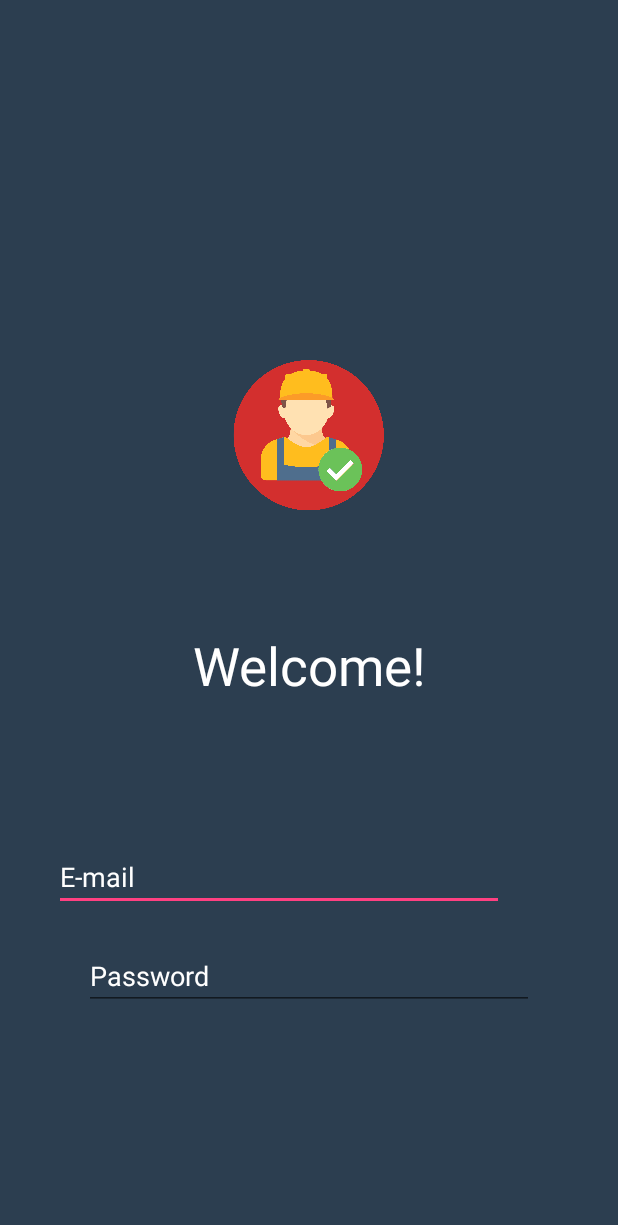
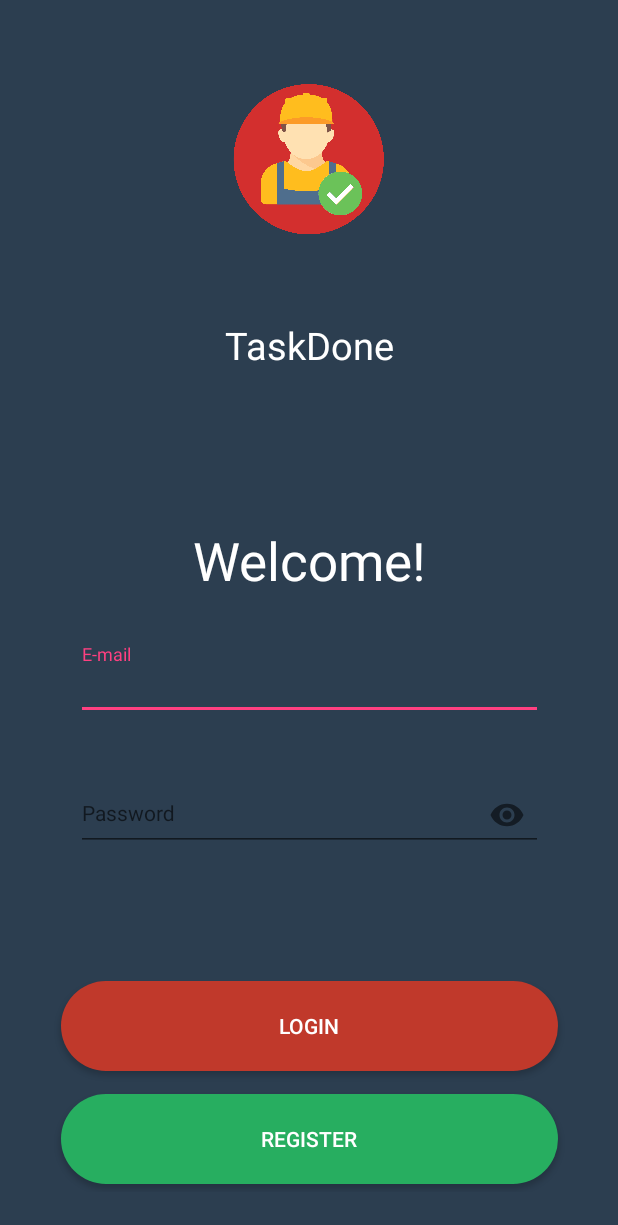
Before and after one commit to naveenlukefernando/TaskDone-TechieApp, an Android app: the screen it shows after launch (sign_in_up_screen), on a phone screen of 412 x 824 dp. Shown: the top 1225 px of the screen. Run offline under Robolectric (Android 15) with nearby library versions, the phone set to English and light mode, and no system bars.

Commit message:
#UI auto setting

```diff
--- a/app/build.gradle
+++ b/app/build.gradle
@@ -20,11 +20,14 @@ android {
 
 dependencies {
     implementation fileTree(dir: 'libs', include: ['*.jar'])
-    implementation 'com.android.support:appcompat-v7:26.+'
+    implementation 'com.android.support:appcompat-v7:27.1.1'
     implementation 'com.android.support.constraint:constraint-layout:1.1.2'
+    implementation 'com.android.support:design:27.1.1'
 
     //firebase
     compile 'com.google.firebase:firebase-core:16.0.0'
+
+
 
 
     compile "com.andkulikov:transitionseverywhere:1.8.0"
--- /dev/null
+++ b/app/src/main/java/com/pdm/taskdone/activity_register_new_screen.java
@@ -0,0 +1,13 @@
+package com.pdm.taskdone;
+
+import android.support.v7.app.AppCompatActivity;
+import android.os.Bundle;
+
+public class activity_register_new_screen extends AppCompatActivity {
+
+    @Override
+    protected void onCreate(Bundle savedInstanceState) {
+        super.onCreate(savedInstanceState);
+        setContentView(R.layout.activity_register_new_screen);
+    }
+}
--- a/app/src/main/java/com/pdm/taskdone/sign_in_up_screen.java
+++ b/app/src/main/java/com/pdm/taskdone/sign_in_up_screen.java
@@ -1,7 +1,10 @@
 package com.pdm.taskdone;
 
+import android.content.Intent;
 import android.support.v7.app.AppCompatActivity;
 import android.os.Bundle;
+import android.view.View;
+import android.widget.Button;
 
 public class sign_in_up_screen extends AppCompatActivity {
 
@@ -9,5 +12,15 @@ public class sign_in_up_screen extends AppCompatActivity {
     protected void onCreate(Bundle savedInstanceState) {
         super.onCreate(savedInstanceState);
         setContentView(R.layout.activity_sign_in_up_screen);
+
+        Button reg = (Button) findViewById(R.id.reg_btn);
+
+        reg.setOnClickListener(new View.OnClickListener() {
+            @Override
+            public void onClick(View view) {
+                Intent reg_view = new Intent(view.getContext(),activity_register_new_screen.class);
+                startActivity(reg_view);
+            }
+        });
     }
 }
--- /dev/null
+++ b/app/src/main/res/drawable/button_login.xml
@@ -0,0 +1,20 @@
+<?xml version="1.0" encoding="utf-8"?>
+<shape xmlns:android="http://schemas.android.com/apk/res/android" android:shape="rectangle" >
+    <corners
+        android:radius="100dp"
+        />
+    <solid
+        android:color="@color/log_btn"
+        />
+    <padding
+        android:left="0dp"
+        android:top="0dp"
+        android:right="0dp"
+        android:bottom="0dp"
+        />
+    <size
+        android:width="270dp"
+        android:height="60dp"
+        />
+
+</shape>
--- /dev/null
+++ b/app/src/main/res/drawable/button_register.xml
@@ -0,0 +1,20 @@
+<?xml version="1.0" encoding="utf-8"?>
+<shape xmlns:android="http://schemas.android.com/apk/res/android" android:shape="rectangle" >
+    <corners
+        android:radius="100dp"
+        />
+    <solid
+        android:color="@color/reg_btn"
+        />
+    <padding
+        android:left="0dp"
+        android:top="0dp"
+        android:right="0dp"
+        android:bottom="0dp"
+        />
+    <size
+        android:width="270dp"
+        android:height="60dp"
+        />
+
+</shape>
--- a/app/src/main/res/layout/activity_sign_in_up_screen.xml
+++ b/app/src/main/res/layout/activity_sign_in_up_screen.xml
@@ -8,6 +8,43 @@
     android:orientation="vertical"
     tools:context=".sign_in_up_screen">
 
+
+    <!--<android.support.constraint.ConstraintLayout-->
+        <!--android:layout_width="309dp"-->
+        <!--android:layout_height="491dp"-->
+        <!--android:layout_marginBottom="38dp"-->
+        <!--android:layout_marginEnd="26dp"-->
+        <!--android:layout_marginLeft="25dp"-->
+        <!--android:layout_marginRight="26dp"-->
+        <!--android:layout_marginStart="25dp"-->
+        <!--android:layout_marginTop="38dp"-->
+        <!--android:background="#757575"-->
+        <!--app:layout_constraintBottom_toBottomOf="parent"-->
+        <!--app:layout_constraintEnd_toEndOf="parent"-->
+        <!--app:layout_constraintStart_toStartOf="parent"-->
+        <!--app:layout_constraintTop_toTopOf="parent">-->
+
+    <!--</android.support.constraint.ConstraintLayout>-->
+
+    <TextView
+        android:id="@+id/textView4"
+        android:layout_width="wrap_content"
+        android:layout_height="wrap_content"
+        android:layout_marginBottom="100dp"
+        android:layout_marginEnd="8dp"
+        android:layout_marginLeft="8dp"
+        android:layout_marginRight="8dp"
+        android:layout_marginStart="8dp"
+        android:layout_marginTop="8dp"
+        android:text="TaskDone"
+        android:textAlignment="center"
+        android:textColor="@color/splash_screen_text"
+        android:textSize="25dp"
+        app:layout_constraintBottom_toBottomOf="parent"
+        app:layout_constraintEnd_toEndOf="parent"
+        app:layout_constraintStart_toStartOf="parent"
+        app:layout_constraintTop_toTopOf="parent"
+        app:layout_constraintVertical_bias="0.3" />
 
     <TextView
         android:id="@+id/textView3"
@@ -27,7 +64,7 @@
         app:layout_constraintHorizontal_bias="0.502"
         app:layout_constraintStart_toStartOf="parent"
         app:layout_constraintTop_toTopOf="parent"
-        app:layout_constraintVertical_bias="0.85" />
+        app:layout_constraintVertical_bias="0.706" />
 
     <ImageView
         android:id="@+id/imageView5"
@@ -42,50 +79,136 @@
         android:orientation="vertical"
         app:layout_constraintBottom_toTopOf="@+id/textView3"
         app:layout_constraintEnd_toEndOf="parent"
-        app:layout_constraintHorizontal_bias="0.502"
+        app:layout_constraintHorizontal_bias="0.501"
         app:layout_constraintStart_toStartOf="parent"
         app:layout_constraintTop_toTopOf="parent"
-        app:layout_constraintVertical_bias="0.779"
+        app:layout_constraintVertical_bias="0.18"
         app:srcCompat="@mipmap/icon_pp_back_no" />
 
-    <EditText
-        android:id="@+id/editText"
-        android:layout_width="300dp"
+
+    <LinearLayout
+        android:id="@+id/linearLayout3"
+        android:layout_width="327dp"
+        android:layout_height="178dp"
+        android:layout_marginEnd="16dp"
+        android:layout_marginLeft="16dp"
+        android:layout_marginRight="16dp"
+        android:layout_marginStart="16dp"
+        android:layout_marginTop="24dp"
+        android:orientation="vertical"
+        app:layout_constraintEnd_toEndOf="parent"
+        app:layout_constraintStart_toStartOf="parent"
+        app:layout_constraintTop_toBottomOf="@+id/textView3">
+
+        <android.support.design.widget.TextInputLayout
+
+            android:id="@+id/textInputLayout3"
+            android:layout_width="match_parent"
             android:layout_height="wrap_content"
-        android:layout_marginBottom="210dp"
-        android:layout_marginEnd="71dp"
-        android:layout_marginLeft="35dp"
-        android:layout_marginRight="71dp"
-        android:layout_marginStart="35dp"
+            android:layout_marginEnd="8dp"
+            android:layout_marginLeft="17dp"
+            android:layout_marginRight="17dp"
+            android:layout_marginStart="8dp"
             android:layout_marginTop="8dp"
-        android:ems="10"
+            app:errorEnabled="true"
+            app:layout_constraintEnd_toEndOf="parent"
+            app:layout_constraintStart_toStartOf="parent"
+            app:layout_constraintTop_toBottomOf="@+id/textView3">
+
+            <android.support.design.widget.TextInputEditText
+                android:id="@+id/e-mail"
+                android:layout_width="match_parent"
+                android:layout_height="wrap_content"
                 android:hint="E-mail"
                 android:inputType="textEmailAddress"
-        android:textColor="@color/white"
-        android:textColorHint="@color/white"
-        app:layout_constraintBottom_toBottomOf="parent"
+
+                android:textSize="14sp">
+
+
+            </android.support.design.widget.TextInputEditText>
+
+        </android.support.design.widget.TextInputLayout>
+
+
+        <android.support.design.widget.TextInputLayout
+
+            android:id="@+id/passwordLay"
+            android:layout_width="match_parent"
+            android:layout_height="wrap_content"
+            android:layout_marginEnd="8dp"
+            android:layout_marginLeft="17dp"
+            android:layout_marginRight="17dp"
+            android:layout_marginStart="8dp"
+            android:layout_marginTop="8dp"
+            app:errorEnabled="true"
             app:layout_constraintEnd_toEndOf="parent"
-        app:layout_constraintHorizontal_bias="0.108"
             app:layout_constraintStart_toStartOf="parent"
-        app:layout_constraintTop_toBottomOf="@+id/textView3"
-        app:layout_constraintVertical_bias="0.925" />
+            app:layout_constraintTop_toBottomOf="@+id/textInputLayout3"
+            app:passwordToggleEnabled="true">
 
-    <EditText
-        android:id="@+id/editText2"
-        android:layout_width="300dp"
+            <android.support.design.widget.TextInputEditText
+                android:id="@+id/password"
+                android:layout_width="match_parent"
                 android:layout_height="wrap_content"
-        android:layout_marginBottom="149dp"
-        android:layout_marginEnd="30dp"
-        android:layout_marginLeft="30dp"
-        android:layout_marginRight="30dp"
-        android:layout_marginStart="30dp"
-        android:layout_marginTop="19dp"
-        android:ems="10"
                 android:hint="Password"
                 android:inputType="textPassword"
-        android:textColorHint="@color/white"
+
+                android:textSize="14sp">
+
+
+            </android.support.design.widget.TextInputEditText>
+
+        </android.support.design.widget.TextInputLayout>
+
+    </LinearLayout>
+
+
+    <LinearLayout
+        android:layout_width="347dp"
+        android:layout_height="wrap_content"
+        android:layout_marginBottom="8dp"
+        android:layout_marginEnd="16dp"
+        android:layout_marginLeft="16dp"
+        android:layout_marginRight="16dp"
+        android:layout_marginStart="16dp"
+        android:layout_marginTop="8dp"
+        android:orientation="vertical"
         app:layout_constraintBottom_toBottomOf="parent"
         app:layout_constraintEnd_toEndOf="parent"
         app:layout_constraintStart_toStartOf="parent"
-        app:layout_constraintTop_toBottomOf="@+id/editText" />
+        app:layout_constraintTop_toBottomOf="@+id/linearLayout3"
+        app:layout_constraintVertical_bias="0.69">
+
+
+        <Button
+            android:id="@+id/log_btn"
+            android:layout_width="match_parent"
+            android:layout_height="match_parent"
+            android:layout_marginBottom="15dp"
+            android:layout_marginEnd="8dp"
+            android:layout_marginStart="8dp"
+            android:background="@drawable/button_login"
+            android:text="Login"
+            android:textColor="@color/white"
+            app:layout_constraintBottom_toBottomOf="parent"
+            app:layout_constraintEnd_toEndOf="parent"
+            app:layout_constraintStart_toStartOf="parent" />
+
+        <Button
+            android:id="@+id/reg_btn"
+            android:layout_width="match_parent"
+            android:layout_height="match_parent"
+            android:layout_marginBottom="5dp"
+            android:layout_marginEnd="8dp"
+            android:layout_marginStart="8dp"
+            android:background="@drawable/button_register"
+            android:text="Register"
+            android:textColor="@color/white"
+            app:layout_constraintBottom_toBottomOf="parent"
+            app:layout_constraintEnd_toEndOf="parent"
+            app:layout_constraintStart_toStartOf="parent" />
+
+
+    </LinearLayout>
+
 </android.support.constraint.ConstraintLayout>
--- a/app/src/main/res/values/colors.xml
+++ b/app/src/main/res/values/colors.xml
@@ -6,9 +6,24 @@
 
     <color name="white">#ffffff</color>
 
+    <color name="log_btn">#c0392b</color>
+    <color name="reg_btn">#27ae60</color>
+
+    <color name="btn_pressed">#2f3640</color>
+    <color name="btn_not_pressed_reg">#7f8fa6</color>
+
+
+    <color name="rippleEffectColor">#f816a463</color>
+
     <color name="splash_screen">#2c3e50</color>
     <color name="main">#2c3e50</color>
     <color name="splash_screen_text">#ffffff</color>
+
     <color name="version">#616161</color>
 
+    <color name="grey">#616161</color>
+
+
+    <color name="btnSignIn">#1fbad6</color>
+
 </resources>
--- a/app/src/main/res/values/strings.xml
+++ b/app/src/main/res/values/strings.xml
@@ -5,7 +5,8 @@
     <string name="app_splash">TaskDone</string>
     <string name="version">0.1 Beta</string>
 
+    <string name="welcome_text">Welcome!</string>
 
-
-    <string name="welcome_text">Welcome!</string>
+    <string name="register_topic">Fill out quick details below to create your account.</string>
+    <string name="headtopic">Create account</string>
 </resources>
--- a/build.gradle
+++ b/build.gradle
@@ -7,7 +7,7 @@ buildscript {
         jcenter()
     }
     dependencies {
-        classpath 'com.android.tools.build:gradle:3.1.3'
+        classpath 'com.android.tools.build:gradle:3.1.4'
         classpath 'com.google.gms:google-services:4.0.0'
 
 
```
Also changed, not shown: app/src/main/AndroidManifest.xml (+10 -4 lines). Lines whose indentation alone changed are shown as unchanged.
